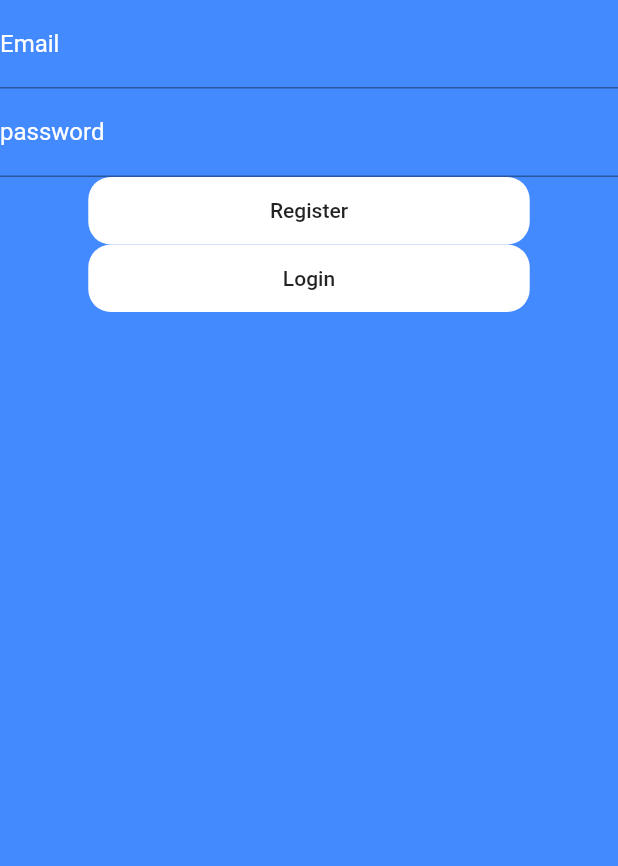
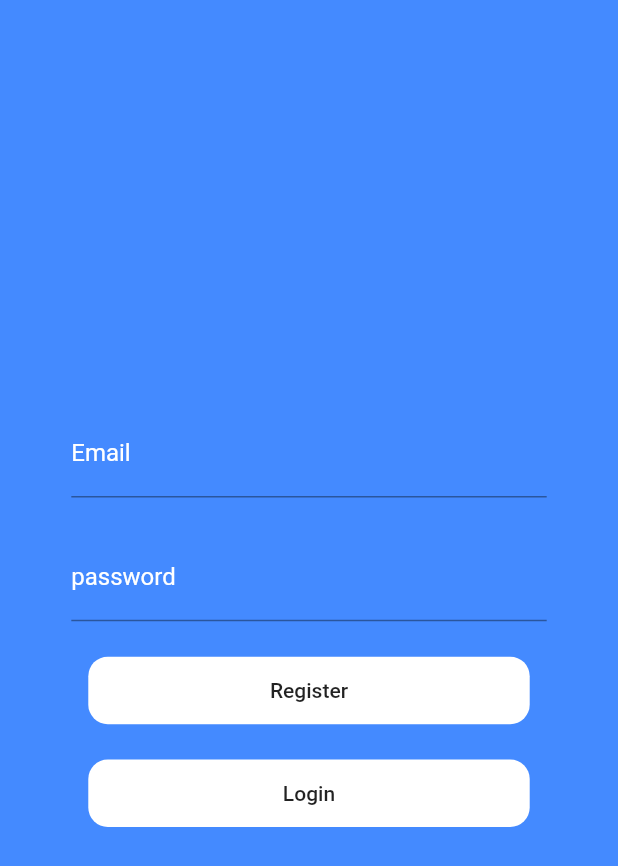
Before and after one commit to Jeffery-Bernasko/Crypto_Wallet, a Flutter app: the screen it shows after launch, after a tap on "Register", on a phone screen of 412 x 824 dp. Shown: the top 866 px of the screen. Run offline on Flutter 3.47's test engine with Material 2 defaults, Android fonts, the phone set to English and light mode, and no system bars; our stand-ins replace cloud_firestore, firebase_auth, firebase_core; accounts and stored records are empty; network calls fail.

```diff
--- a/lib/net/flutterfire.dart
+++ b/lib/net/flutterfire.dart
@@ -0,0 +1,32 @@
+import 'package:firebase_auth/firebase_auth.dart';
+
+Future signIn(String email, String password) async {
+  try{
+    await FirebaseAuth.instance.signInWithEmailAndPassword(email: email, password: password);
+    return true;
+  } catch (e){
+    print(e);
+    return false;
+  }
+}
+
+Future registerUser(String email, String password) async{
+  try{
+    await FirebaseAuth.instance.createUserWithEmailAndPassword(email: email, password: password);
+    return true;
+  } on FirebaseAuthException catch (e){
+    if (e.code =='weak-password'){
+      print('The password is too weak');
+    } else if(e.code == 'email-already-in-use'){
+      print('The account already exists for that email');
+    }
+    return false;
+  } catch (e){
+    print(e.toString());
+    return false;
+  }
+}
+
+Future addCoin() async{
+
+}
--- a/lib/ui/authentication.dart
+++ b/lib/ui/authentication.dart
@@ -1,3 +1,5 @@
+import 'package:crypto_wallet/net/flutterfire.dart';
+import 'package:crypto_wallet/ui/home_view.dart';
 import 'package:flutter/material.dart';
 
 class Authentication extends StatefulWidget {
@@ -19,13 +21,18 @@ class _AuthenticationState extends State<Authentication> {
           height: MediaQuery.of(context).size.height,
           decoration: BoxDecoration(color: Colors.blueAccent),
           child: Column(
+            mainAxisAlignment: MainAxisAlignment.center,
             children: [
-              TextFormField(
+              Container(
+                width: MediaQuery.of(context).size.width / 1.3,
+                child: TextFormField(
+                  style: TextStyle(color: Colors.white),
                   controller: _emailField,
                   decoration: InputDecoration(
+                   // icon: Icon(Icons.email_sharp),
                     hintText: 'some@email.com',
                     hintStyle: TextStyle(
-                    color: Colors.white
+                      color: Colors.white,
                     ),
                     labelText: 'Email',
                     labelStyle: TextStyle(
@@ -33,10 +40,16 @@ class _AuthenticationState extends State<Authentication> {
                       ),
                   ),
                 ),
-              TextFormField(
+              ),
+              SizedBox(height: MediaQuery.of(context).size.height/35,),
+              Container(
+                width: MediaQuery.of(context).size.width / 1.3,
+                child: TextFormField(
+                  style: TextStyle(color: Colors.white),
                   controller: _passwordField,
                   obscureText: true,
                   decoration: InputDecoration(
+                  //  icon: Icon(Icons.lock_outline_sharp),
                     hintText: 'password',
                     hintStyle: TextStyle(
                       color: Colors.white
@@ -47,29 +60,42 @@ class _AuthenticationState extends State<Authentication> {
                       ),
                 ),
                 ),
+              ),
+              SizedBox(height: MediaQuery.of(context).size.height/35,),
               Container(
                 width: MediaQuery.of(context).size.width / 1.4,
                 height: 45,
                 decoration: BoxDecoration(
-                  borderRadius: BorderRadius.circular(15.0),
+                  borderRadius: BorderRadius.circular(13.0),
                   color: Colors.white
                 ),
 
                 child: MaterialButton(
-                  onPressed: () {},
+                  onPressed: () async {
+                    bool shouldNavigate = await registerUser(_emailField.text, _passwordField.text);
+                    if(shouldNavigate){
+                      Navigator.push(context, MaterialPageRoute(builder: (context) => HomeView()));
+                    }
+                  },
                   child: Text('Register'),
                 ),
               ),
+              SizedBox(height: MediaQuery.of(context).size.height/35,),
               Container(
                 width: MediaQuery.of(context).size.width / 1.4,
                 height: 45,
                 decoration: BoxDecoration(
-                  borderRadius: BorderRadius.circular(15.0),
+                  borderRadius: BorderRadius.circular(13.0),
                   color: Colors.white
                 ),
 
                 child: MaterialButton(
-                  onPressed: () {},
+                  onPressed: () async {
+                    bool shouldNavigate = await signIn(_emailField.text, _passwordField.text);
+                    if(shouldNavigate){
+                      Navigator.push(context, MaterialPageRoute(builder: (context) => HomeView()));
+                    }
+                  },
                   child: Text('Login'),
                 ),
               )
```
Also changed, not shown: lib/ui/home_view.dart (added, +65 -0 lines). Lines whose indentation alone changed are shown as unchanged.
